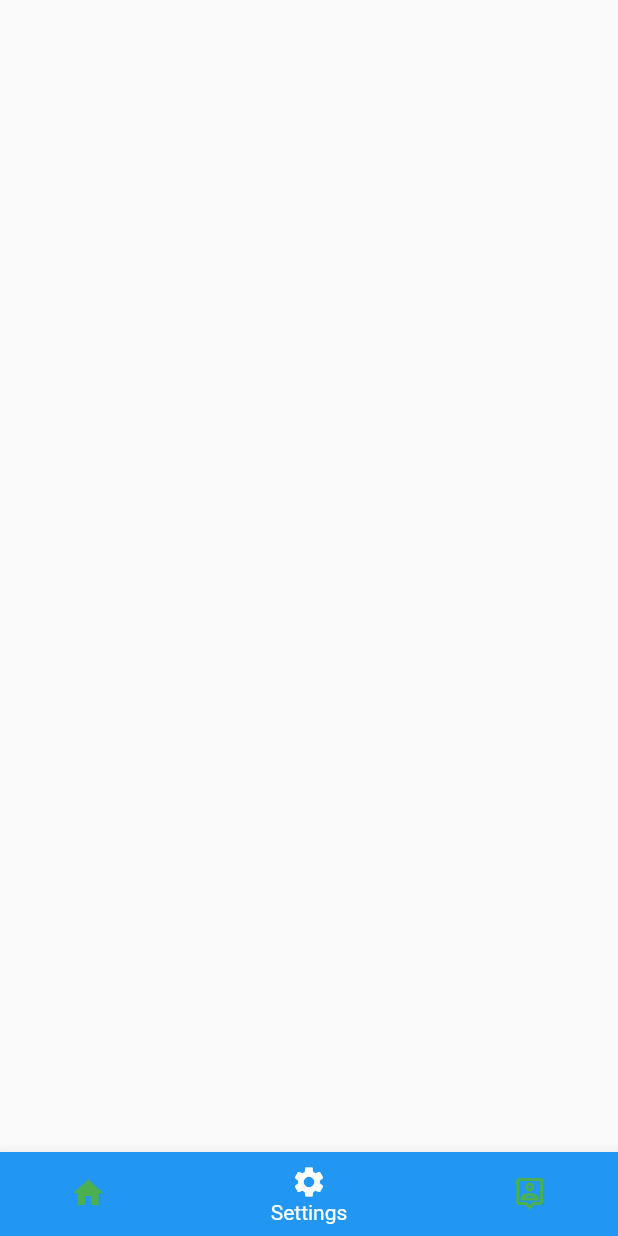
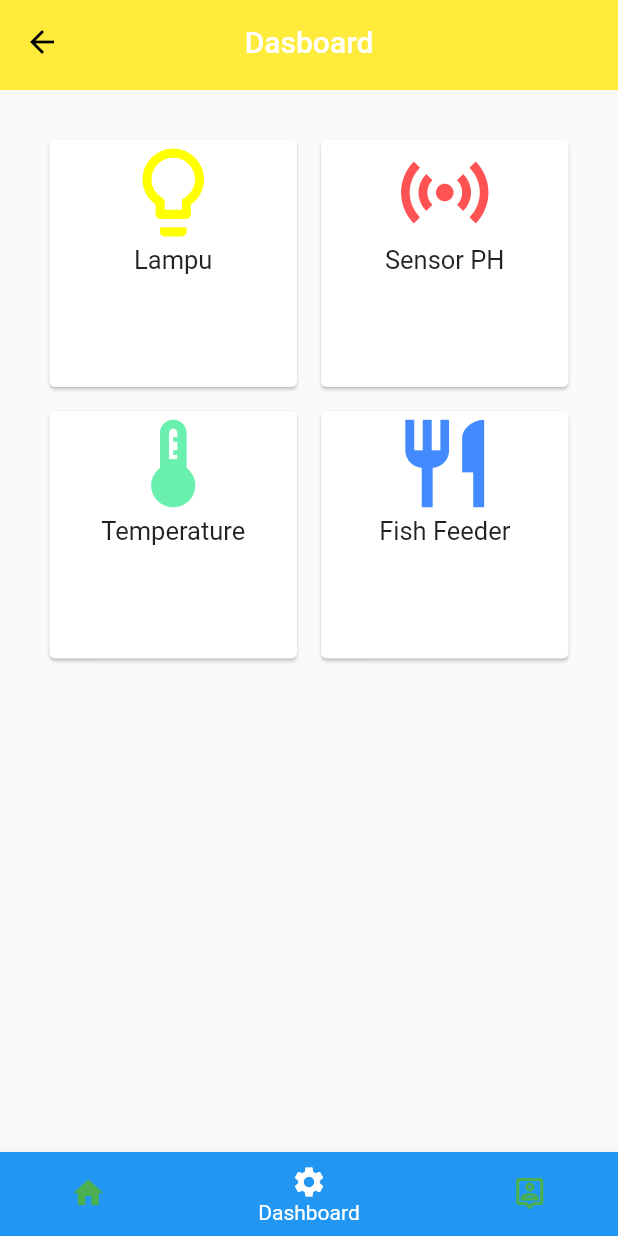
Before and after one commit to luisjulian3/project_aquascape, a Flutter app: the NavigationPage screen opened directly, item 2 of the bottom bar chosen, on a phone screen of 412 x 824 dp. Run offline on Flutter 3.47's test engine with Material 2 defaults, Android fonts, the light colour scheme and no system bars; our stand-ins replace firebase_auth, firebase_core, get, google_fonts, lottie, percent_indicator; accounts and stored records are empty.

Commit message:
Update
Fikri

```diff
--- a/lib/pages/dashboard_page.dart
+++ b/lib/pages/dashboard_page.dart
@@ -1,16 +1,122 @@
-import 'package:flutter/src/widgets/container.dart';
-import 'package:flutter/src/widgets/framework.dart';
+import 'package:flutter/material.dart';
+
+import '../widgets/dashboard_widgets.dart';
+import '../widgets/reuse_widgets.dart';
 
 class DashboardPage extends StatefulWidget {
-  const DashboardPage({super.key});
+  const DashboardPage({Key? key}) : super(key: key);
 
   @override
-  State<DashboardPage> createState() => _DashboardPageState();
+  _DashboardPageState createState() => _DashboardPageState();
 }
 
 class _DashboardPageState extends State<DashboardPage> {
   @override
   Widget build(BuildContext context) {
-    return Container();
+    return Scaffold(
+      appBar: CustomAppBar(
+        title: ('Dasboard'),
+      ),
+      body: GridView.count(
+        padding: const EdgeInsets.all(25),
+        crossAxisCount: 2,
+        children: <Widget>[
+          Card(
+            //Lampu
+            margin: const EdgeInsets.all(8),
+            child: InkWell(
+              onTap: () {
+                Navigator.push(
+                    context,
+                    MaterialPageRoute(
+                      builder: (context) => DashboardLampu(),
+                    ));
+              },
+              splashColor: Colors.blue,
+              child: Center(
+                  child: Column(
+                children: const <Widget>[
+                  Icon(
+                    Icons.lightbulb_outline,
+                    size: 70,
+                    color: Colors.yellowAccent,
+                  ),
+                  Text("Lampu", style: TextStyle(fontSize: 17.0)),
+                ],
+              )),
+            ),
+          ),
+          Card(
+            //Sensor PH
+            margin: const EdgeInsets.all(8),
+            child: InkWell(
+              onTap: () {},
+              splashColor: Colors.blue,
+              child: Center(
+                  child: Column(
+                children: const <Widget>[
+                  Icon(
+                    Icons.sensors,
+                    size: 70,
+                    color: Colors.redAccent,
+                  ),
+                  Text("Sensor PH", style: TextStyle(fontSize: 17.0)),
+                ],
+              )),
+            ),
+          ),
+          Card(
+            //Temperature
+            margin: const EdgeInsets.all(8),
+            child: InkWell(
+              onTap: () {
+                Navigator.push(
+                    context,
+                    MaterialPageRoute(
+                      builder: (context) => DashboardTemperature(),
+                    ));
+              },
+              splashColor: Colors.blue,
+              child: Center(
+                  child: Column(
+                children: const <Widget>[
+                  Icon(
+                    Icons.thermostat,
+                    size: 70,
+                    color: Colors.greenAccent,
+                  ),
+                  Text("Temperature", style: TextStyle(fontSize: 17.0)),
+                ],
+              )),
+            ),
+          ),
+          Card(
+            //Fish Feeder
+            margin: const EdgeInsets.all(8),
+            child: InkWell(
+              onTap: () {
+                Navigator.push(
+                    context,
+                    MaterialPageRoute(
+                      builder: (context) => DashboardFishFeeder(),
+                    ));
+              },
+              splashColor: Colors.blue,
+              child: Center(
+                  child: Column(
+                children: const <Widget>[
+                  Icon(
+                    Icons.restaurant,
+                    size: 70,
+                    color: Colors.blueAccent,
+                  ),
+                  Text("Fish Feeder", style: TextStyle(fontSize: 17.0)),
+                ],
+              )),
+            ),
+          ),
+        ],
+      ),
+    );
   }
 }
--- a/lib/widgets/navigation_bar.dart
+++ b/lib/widgets/navigation_bar.dart
@@ -41,10 +41,10 @@ class NavigationPage extends StatelessWidget {
               BottomNavigationBarItem(
                   icon: Icon(Icons.home),
                   label: "Home",
-                  backgroundColor: Colors.red),
+                  backgroundColor: Colors.blue),
               BottomNavigationBarItem(
                   icon: Icon(Icons.settings),
-                  label: "Settings",
+                  label: "Dashboard",
                   backgroundColor: Colors.blue),
               BottomNavigationBarItem(
                   icon: Icon(Icons.person_pin_outlined),
--- a/pubspec.yaml
+++ b/pubspec.yaml
@@ -34,6 +34,8 @@ dependencies:
 
   # The following adds the Cupertino Icons font to your application.
   # Use with the CupertinoIcons class for iOS style icons.
+  curved_navigation_bar: ^1.0.3
+  percent_indicator: ^4.2.2
   cupertino_icons: ^1.0.2
   splashscreen: ^1.3.5
   get: ^4.6.5
@@ -66,8 +68,7 @@ flutter:
 
   # To add assets to your application, add an assets section, like this:
   assets:
-    - assets/
-  #   - images/a_dot_burr.jpeg
+      - lib/images/logo.png
   #   - images/a_dot_ham.jpeg
 
   # An image asset can refer to one or more resolution-specific "variants", see
```
Also changed, not shown: lib/pages/splash_page.dart (+23 -2 lines), lib/widgets/dashboard_widgets.dart (added, +108 -0 lines), lib/images/logo.png (added), pubspec.lock.
